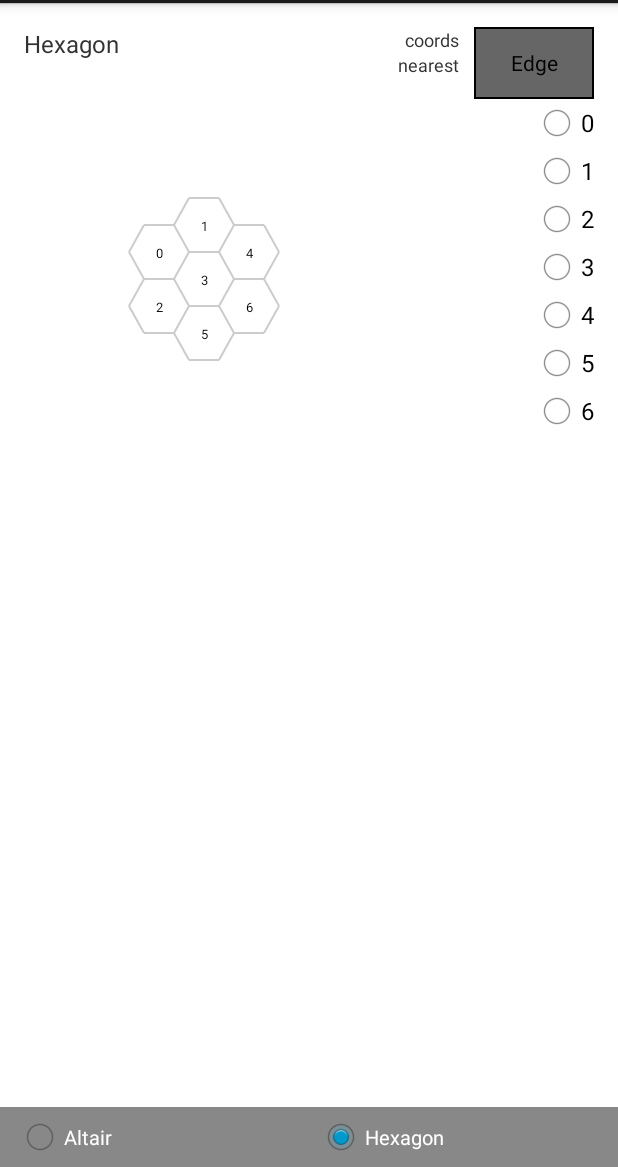
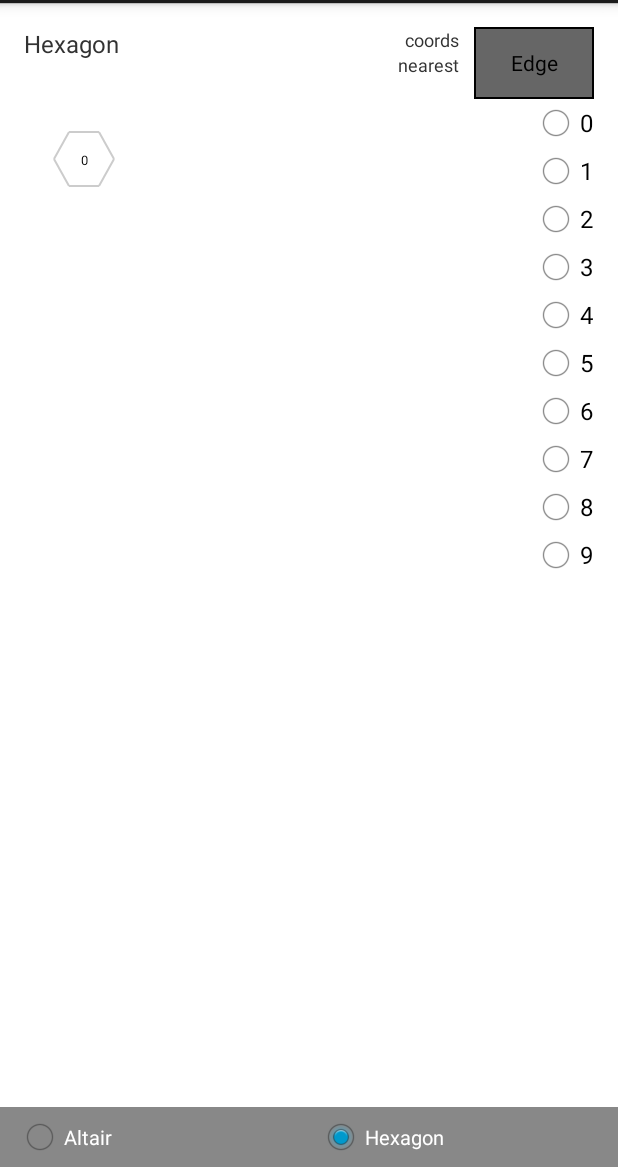
Before and after one commit to CapnArmadillo/Slitherlinks, an Android app: the screen it shows after launch (MainActivity), after a tap on "Hexagon", on a phone screen of 412 x 824 dp, the part 69-1236 px from its top. Run offline under Robolectric (Android 15) with nearby library versions, the phone set to English and light mode, and no system bars.

Commit message:
updating HexNodes

```diff
--- a/app/src/main/java/com/armadillo/slitherlink/altair/Slitherlink.java
+++ b/app/src/main/java/com/armadillo/slitherlink/altair/Slitherlink.java
@@ -108,8 +108,10 @@ public class Slitherlink
         this.type = type;
         setup(depth, null);
 
-        for (int i = 0; i < edges.size(); i++){
-            edges.get(i).setEdges();
+        if (type.equalsIgnoreCase(TYPE_ALTAIR)) {
+            for (int i = 0; i < edges.size(); i++) {
+                edges.get(i).setEdges();
+            }
         }
     }//Slitherlink(depth)
     /**
@@ -125,8 +127,10 @@ public class Slitherlink
         scale = scaleIn;
         setup(depth, null);
 
-        for (int i = 0; i < edges.size(); i++){
-            edges.get(i).setEdges();
+        if (type.equalsIgnoreCase(TYPE_ALTAIR)) {
+            for (int i = 0; i < edges.size(); i++) {
+                edges.get(i).setEdges();
+            }
         }
     }//Slitherlink(depth)
     /**
@@ -169,18 +173,21 @@ public class Slitherlink
     public void setup(int depth, int[] list) {
         DLog.d(TAG, "setup for type " + type);
         solved = false;
-        int factor = (depth + 2) * (int)(size * scale);
-        base = new Position(factor,factor);
         SNode root;
         if (type.equalsIgnoreCase(TYPE_ALTAIR)) {
             factory = new AltairNodeFactory();
+            int factor = (depth + 2) * (int)(size * scale);
+            base = new Position(factor,factor);
             root = new SNode(8, -1, base, scale);
         } else {
             factory = new HexagonNodeFactory();
+            int factor = (int)(size * scale);
+            base = new Position(factor, factor * (depth + 1) / 2);
             root = new SNode(6, -1, base, scale);
         }
 
         factory.makePoly(root);
+        root.addEdges();
 
         int[] clues = factory.fill(depth, list);
 
--- a/app/src/main/java/com/armadillo/slitherlink/hex/HexLayoutFragment.java
+++ b/app/src/main/java/com/armadillo/slitherlink/hex/HexLayoutFragment.java
@@ -40,7 +40,7 @@ public class HexLayoutFragment extends Fragment {
     private TextView coordinates, nearest;
     private ToggleButton clickMode;
 
-    private RadioButton depth0, depth1, depth2, depth3, depth4, depth5, depth6;
+    private RadioButton depth0, depth1, depth2, depth3, depth4, depth5, depth6, depth7, depth8, depth9;
     private Spinner depth;
 
     private Slitherlink slitherlink;
@@ -87,6 +87,9 @@ public class HexLayoutFragment extends Fragment {
         depth4 = (RadioButton)view.findViewById(R.id.depth4);
         depth5 = (RadioButton)view.findViewById(R.id.depth5);
         depth6 = (RadioButton)view.findViewById(R.id.depth6);
+        depth7 = (RadioButton)view.findViewById(R.id.depth7);
+        depth8 = (RadioButton)view.findViewById(R.id.depth8);
+        depth9 = (RadioButton)view.findViewById(R.id.depth9);
 
         setListener(depth0);
         setListener(depth1);
@@ -95,6 +98,9 @@ public class HexLayoutFragment extends Fragment {
         setListener(depth4);
         setListener(depth5);
         setListener(depth6);
+        setListener(depth7);
+        setListener(depth8);
+        setListener(depth9);
 
         return view;
     }
@@ -210,7 +216,9 @@ public class HexLayoutFragment extends Fragment {
         }
         DLog.d(TAG, node.toString());
         paint.setColor(node.getColor());
-        canvas.drawPath(node.getPath(), paint);
+        if (node.getPath() != null) {
+            canvas.drawPath(node.getPath(), paint);
+        }
         if (node.getValue() != -1) {
             paint.setColor(node.getTextColor());
             paint.setTextSize(fontSize);
@@ -229,7 +237,16 @@ public class HexLayoutFragment extends Fragment {
                     String text = buttonView.getText().toString();
                     if (text != null) {
                         int depth = Integer.parseInt(text);
-                        slitherlink = new Slitherlink(Slitherlink.TYPE_HEXAGON, depth, 1.5f);
+                        float scale;
+                        if (depth > 5) {
+                            scale = 1.0f;
+                        } else if (depth > 2) {
+                            scale = 1.5f;
+                        } else {
+                            scale = 2.0f;
+                        }
+
+                        slitherlink = new Slitherlink(Slitherlink.TYPE_HEXAGON, depth, scale);
 
                         nodes = slitherlink.getNodes();
                         edges = slitherlink.getEdges();
--- a/app/src/main/java/com/armadillo/slitherlink/hex/HexagonNodeFactory.java
+++ b/app/src/main/java/com/armadillo/slitherlink/hex/HexagonNodeFactory.java
@@ -1,5 +1,6 @@
 package com.armadillo.slitherlink.hex;
 
+import com.armadillo.common.DLog;
 import com.armadillo.slitherlink.common.INodeFactory;
 import com.armadillo.slitherlink.common.Position;
 import com.armadillo.slitherlink.common.SNode;
@@ -36,77 +37,64 @@ public class HexagonNodeFactory implements INodeFactory
     public ArrayList<SNode> grow(SNode node, int input, boolean trigger)
     {
         SNode temp;
-        ArrayList<SNode> newList = new ArrayList<SNode>();
+        ArrayList<SNode> nodeList = new ArrayList<SNode>();
         int shape = 6;
-        int x;
-        int y;
-        int xSign = 1;
-        int ySign = 1;   // for changing the sign of x and y based on dir
+        int x = 0;
+        int y = -36;
 
-        int sides = 6;
         Position pos = node.getPosition();
         float scale = node.getScale();
 
-        for (int i = 1; i <= sides; i++)
-        {
-            switch (i % 3){
-                case 1:
-                    x = 0;
-                    y = 36;
-                    break;
-                default:
-                    x = 30;
-                    y = 18;
-                    break;
+        for (int i = 0; i <= input; i++) {
+            y += 36;
+            temp = new SNode(shape, input, pos, (int) (x * scale), (int) (y * scale), 0, scale);
+            if (!temp.equals(node)) {
+                makePoly(temp);
+//                temp.addEdges();
+//            temp.link();
+                temp.setIsGrown(true);
+                nodeList.add(temp);
             }
 
-            if (i < 4) {
-                xSign = 1;
-            } else {
-                xSign = -1;
-            }
-            if (i % 6 < 3) {
-                ySign = 1;
-            } else {
-                ySign = -1;
-            }
-//            switch (i){
-//                case 1:
-//                case 2:
-//                    ySign = 1;
-//                    break;
-//                case 3:
-//                    ySign = -1;
-//                    break;
-//                case 4:
-//                case 5:
-//                    ySign = -1;
-//                    break;
-//                case 6:
-//                    ySign = 1;
-//                    break;
-//            }
+            nodeList.addAll(grow1(temp, input + i));
+        }
+        for (int j = input - 1; j >= 0; j--) {
+            x += 30;
+            y += 18;
+            temp = new SNode(shape, input, pos, (int) (x * scale), (int) (y * scale), 0, scale);
+            makePoly(temp);
+//            temp.addEdges();
+//            temp.link();
+            temp.setIsGrown(true);
+            nodeList.add(temp);
 
-            temp = new SNode(shape, input, pos, xSign * (int)(x * scale), ySign * (int)(y * scale), 0, scale);
-            makePoly(temp);
-
-            if (node.hasNode(temp))  {
-                node.link();
-            } else if (node.adjHasNode(temp)) {
-                temp = node.getAdjNode(temp);
-                node.link(node, temp);
-//                    temp.setEdges();
-            } else if (trigger){
-                node.link(node, temp);
-                temp.setEdges();
-                temp.link();
-                newList.add(temp);
-            }
+            nodeList.addAll(grow1(temp, input + j));
         }
         node.setIsGrown(true);
-        node.setNodes(newList);
-        return newList;
+        return nodeList;
     } // grow()
+
+    public ArrayList<SNode> grow1(SNode node, int input)
+    {
+        int shape = 6;
+        int x = 30;
+        int y = -18;
+        Position pos = node.getPosition();
+        float scale = node.getScale();
+
+        ArrayList<SNode> nodeList = new ArrayList<SNode>();
+        SNode temp;
+        for (int i = 1; i <= input; i++) {
+            temp = new SNode(shape, input, pos, (int) (i * x * scale), (int) (i * y * scale), 0, scale);
+            makePoly(temp);
+//            temp.addEdges();
+//            temp.link();
+            temp.setIsGrown(true);
+            nodeList.add(temp);
+        }
+        return nodeList;
+
+    }
     /**
     * Used to calculate the corners of each node.  Don't let the grow method
     * steal my glory, I do all the work around here!  Most of that code
@@ -128,7 +116,7 @@ public class HexagonNodeFactory implements INodeFactory
         points[0] = new Position(-20, 0, scale);
 
         node.makePath(points);
-        node.addEdges();
+//        node.addEdges();
     } // makePoly()
 
     @Override
@@ -139,29 +127,32 @@ public class HexagonNodeFactory implements INodeFactory
         } else {
             clues = nums;
         }
-        switch (depth) {
-            case 1: {
-                clues = fill1(clues);
-                break;
-            }
-            case 2: {
-                clues = fill2(clues);
-                break;
-            }
-            case 3: {
-                clues = fill3(clues);
-                break;
-            }
-//            case 6:
-//            case 7:
-//            case 8:
-//            {
-//                clues = fill7(nums);
+//        switch (depth) {
+//            case 1: {
+//                clues = fill1(clues);
 //                break;
 //            }
-            default: {
-                clues = fill(depth);
-            }
+//            case 2: {
+//                clues = fill2(clues);
+//                break;
+//            }
+//            case 3: {
+//                clues = fill3(clues);
+//                break;
+//            }
+////            case 6:
+////            case 7:
+////            case 8:
+////            {
+////                clues = fill7(nums);
+////                break;
+////            }
+//            default: {
+//                clues = fill(depth);
+//            }
+//        }
+        for (int i = 0; i < clues.length; i++) {
+            DLog.v(TAG, "clue[" + i + "] = " + clues[i]);
         }
         return clues;
     }
--- a/app/src/main/res/layout/fragment_hex.xml
+++ b/app/src/main/res/layout/fragment_hex.xml
@@ -43,6 +43,15 @@
         android:layout_below="@id/coordinates"
         android:layout_toLeftOf="@id/clickMode"
         />
+
+    <!--<Spinner-->
+        <!--android:id="@+id/depth"-->
+        <!--android:layout_width="wrap_content"-->
+        <!--android:layout_height="wrap_content"-->
+        <!--android:layout_below="@id/clickMode"-->
+        <!--android:layout_alignLeft="@id/clickMode"-->
+        <!--android:layout_alignParentRight="true"-->
+        <!--/>-->
 
     <RadioGroup
         android:id="@+id/radioGroup"
@@ -102,6 +111,27 @@
             android:text="6"
             />
 
+        <RadioButton
+            android:id="@+id/depth7"
+            android:layout_width="wrap_content"
+            android:layout_height="wrap_content"
+            android:text="7"
+            />
+
+        <RadioButton
+            android:id="@+id/depth8"
+            android:layout_width="wrap_content"
+            android:layout_height="wrap_content"
+            android:text="8"
+            />
+
+        <RadioButton
+            android:id="@+id/depth9"
+            android:layout_width="wrap_content"
+            android:layout_height="wrap_content"
+            android:text="9"
+            />
+
     </RadioGroup>
 
     <ImageView
```
